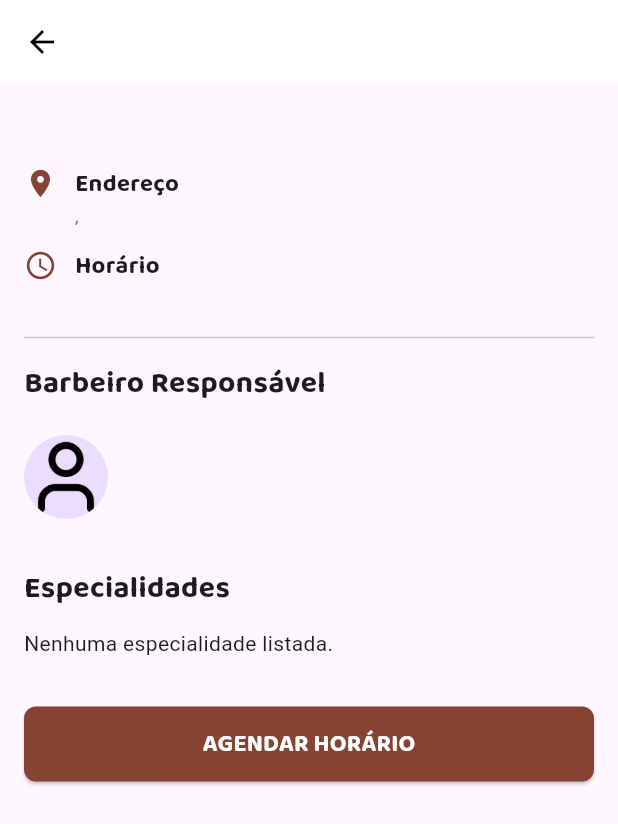
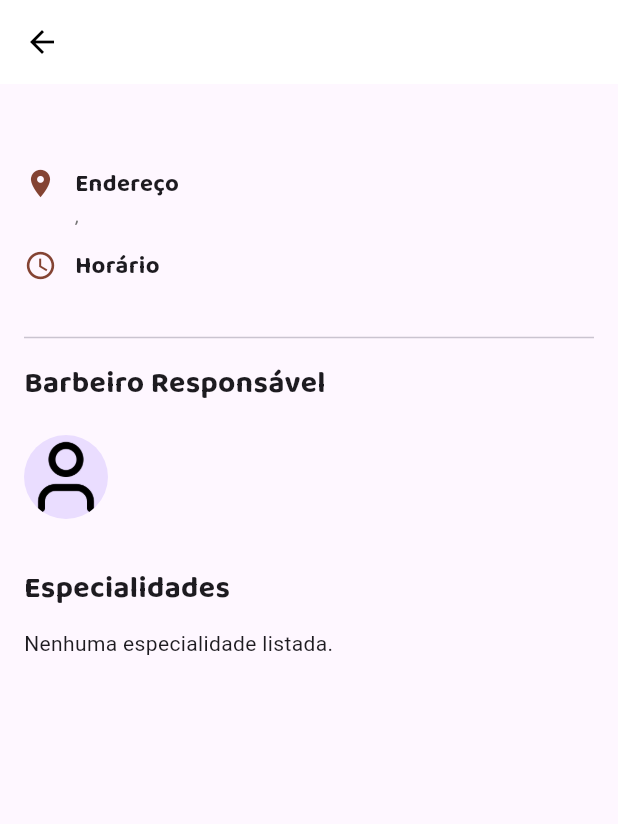
Before and after one commit to renatomalaco/App-Barbearia_Flutter, a Flutter app: the BarbershopDetailView screen opened directly with empty values, on a phone screen of 412 x 824 dp. Shown: the top 824 px of the screen. Run offline on Flutter 3.47's test engine with Material 3 defaults, Android fonts, the phone set to English and light mode, and no system bars; our stand-ins replace cloud_firestore, device_preview, firebase_auth, firebase_core, get_it, google_fonts and 2 more; accounts and stored records are empty.

Commit message:
Ajuste no botão

```diff
--- a/lib/view/barbershop_detail_view.dart
+++ b/lib/view/barbershop_detail_view.dart
@@ -90,23 +90,23 @@ class _BarbershopDetailViewState extends State<BarbershopDetailView> {
 
                   const SizedBox(height: 32),
 
-                  // --- BOTÃO MOVIDO PARA CÁ ---
-                  SizedBox(
-                    width: double.infinity,
-                    height: 50,
-                    child: ElevatedButton(
-                      style: ElevatedButton.styleFrom(
-                        backgroundColor: const Color(0xFF844333),
-                        shape: RoundedRectangleBorder(borderRadius: BorderRadius.circular(8)),
-                      ),
-                      onPressed: () {
-                        // Lógica para abrir modal de agendamento (Pode ser implementada aqui ou navegar para outra tela)
-                        // Sugestão: Passar o ID do barbeiro para a ScheduleView ou abrir um modal aqui mesmo.
-                        Navigator.pushNamed(context, 'agenda', arguments: shop);
-                      },
-                      child: Text('AGENDAR HORÁRIO', style: GoogleFonts.baloo2(color: Colors.white, fontWeight: FontWeight.bold, fontSize: 16)),
-                    ),
-                  ),
+                  // --- BOTÃO MOVIDO PARA CÁ --- (colocar saida futuramente)
+                  // SizedBox(
+                  //   width: double.infinity,
+                  //   height: 50,
+                  //   child: ElevatedButton(
+                  //     style: ElevatedButton.styleFrom(
+                  //       backgroundColor: const Color(0xFF844333),
+                  //       shape: RoundedRectangleBorder(borderRadius: BorderRadius.circular(8)),
+                  //     ),
+                  //     onPressed: () {
+                  //       // Lógica para abrir modal de agendamento (Pode ser implementada aqui ou navegar para outra tela)
+                  //       // Sugestão: Passar o ID do barbeiro para a ScheduleView ou abrir um modal aqui mesmo.
+                  //       Navigator.pushNamed(context, 'agenda', arguments: shop);
+                  //     },
+                  //     child: Text('AGENDAR HORÁRIO', style: GoogleFonts.baloo2(color: Colors.white, fontWeight: FontWeight.bold, fontSize: 16)),
+                  //   ),
+                  // ),
                 ],
               ),
             ),
```
